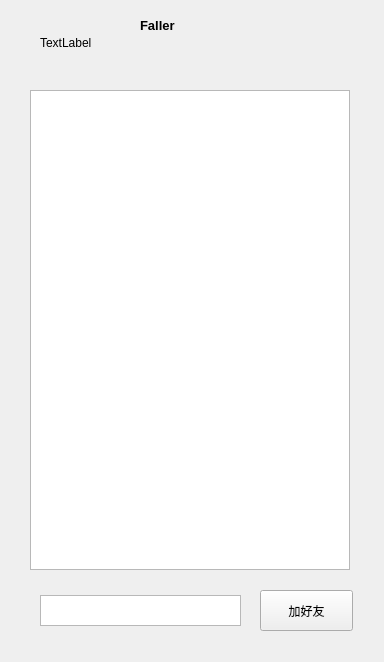
Above: friendlistform.ui from hellightning/QTencentClient before the change. Below: the same form after it.
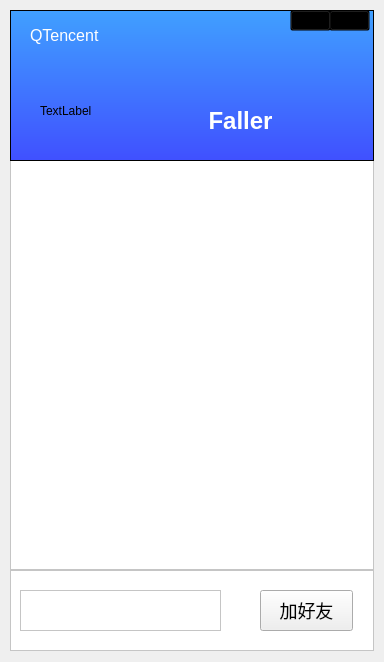
That is the form after the change. Icons and pictures are not drawn.

```diff
--- a/friendlistform.ui
+++ b/friendlistform.ui
@@ -13,71 +13,229 @@
   <property name="windowTitle">
    <string>Form</string>
   </property>
-  <widget class="QLabel" name="MyNicknameLabel">
-   <property name="geometry">
-    <rect>
-     <x>140</x>
-     <y>10</y>
-     <width>81</width>
-     <height>31</height>
-    </rect>
-   </property>
-   <property name="font">
-    <font>
-     <pointsize>10</pointsize>
-     <weight>75</weight>
-     <bold>true</bold>
-    </font>
-   </property>
-   <property name="text">
-    <string>Faller</string>
-   </property>
-  </widget>
+  <property name="styleSheet">
+   <string notr="true">样式
+QPushButton {
+	border-radius: 4px;
+    border: 1px solid gray;
+    background-color: white;
+}
+
+QPushButton:hover {
+    background-color: rgb(236, 245, 255);
+    border: 1px solid rgb(64, 158, 255);
+    color: rgb(64, 158, 255);
+}
+
+QPushButton:pressed {
+    background-color: rgb(236, 245, 255);
+    border: 1px solid rgb(64, 100, 255);
+    color: rgb(64, 100, 255);
+}
+
+QLineEdit {
+	border-radius: 4px;
+    border: 1px solid gray;
+}
+
+QLineEdit:focus {
+    border: 1px solid rgb(64, 100, 255);
+}
+
+
+</string>
+  </property>
   <widget class="QListWidget" name="friendsPool">
    <property name="geometry">
     <rect>
-     <x>30</x>
-     <y>90</y>
-     <width>320</width>
-     <height>480</height>
+     <x>0</x>
+     <y>159</y>
+     <width>384</width>
+     <height>411</height>
     </rect>
    </property>
+   <property name="styleSheet">
+    <string notr="true">QListWidget {
+   margin: 0 10px;
+   background-color: white;
+}</string>
+   </property>
   </widget>
-  <widget class="QPushButton" name="pushButton">
+  <widget class="QFrame" name="HeadFrame">
    <property name="geometry">
     <rect>
-     <x>260</x>
-     <y>590</y>
-     <width>93</width>
-     <height>41</height>
+     <x>0</x>
+     <y>0</y>
+     <width>384</width>
+     <height>161</height>
     </rect>
    </property>
-   <property name="text">
-    <string>加好友</string>
+   <property name="styleSheet">
+    <string notr="true">QFrame#HeadFrame{
+	margin: 10 10 0 10;
+	background-color: qlineargradient(spread:pad, x1:0, y1:1, x2:0, y2:0, stop:0 rgba(64, 80, 255, 255), stop:1 rgba(64, 160, 255, 255));
+}</string>
    </property>
-  </widget>
-  <widget class="QTextEdit" name="friendListEdit">
-   <property name="geometry">
-    <rect>
-     <x>40</x>
-     <y>595</y>
-     <width>201</width>
-     <height>31</height>
-    </rect>
+   <property name="frameShape">
+    <enum>QFrame::StyledPanel</enum>
    </property>
+   <property name="frameShadow">
+    <enum>QFrame::Raised</enum>
+   </property>
+   <widget class="QLabel" name="iconLabel">
+    <property name="geometry">
+     <rect>
+      <x>40</x>
+      <y>70</y>
+      <width>81</width>
+      <height>81</height>
+     </rect>
+    </property>
+    <property name="text">
+     <string>TextLabel</string>
+    </property>
+   </widget>
+   <widget class="QLabel" name="MyNicknameLabel">
+    <property name="geometry">
+     <rect>
+      <x>140</x>
+      <y>90</y>
+      <width>201</width>
+      <height>61</height>
+     </rect>
+    </property>
+    <property name="font">
+     <font>
+      <pointsize>18</pointsize>
+      <weight>75</weight>
+      <bold>true</bold>
+     </font>
+    </property>
+    <property name="styleSheet">
+     <string notr="true">color: white</string>
+    </property>
+    <property name="text">
+     <string>Faller</string>
+    </property>
+    <property name="alignment">
+     <set>Qt::AlignCenter</set>
+    </property>
+   </widget>
+   <widget class="QLabel" name="label">
+    <property name="geometry">
+     <rect>
+      <x>30</x>
+      <y>20</y>
+      <width>91</width>
+      <height>31</height>
+     </rect>
+    </property>
+    <property name="styleSheet">
+     <string notr="true">color: white;
+font-size: 16px;</string>
+    </property>
+    <property name="text">
+     <string>QTencent</string>
+    </property>
+   </widget>
+   <widget class="QPushButton" name="closebutton">
+    <property name="geometry">
+     <rect>
+      <x>329</x>
+      <y>10</y>
+      <width>41</width>
+      <height>21</height>
+     </rect>
+    </property>
+    <property name="styleSheet">
+     <string notr="true">QPushButton {
+	border-image: url(:/images/images/close.png);
+	background-color: rgba(0,0,0,0);
+}
+
+QPushButton:hover {
+    background-color: qlineargradient(spread:pad, x1:0, y1:0, x2:0, y2:1, stop:0 rgba(255, 0, 0, 255), stop:1 rgba(255, 106, 0, 255));
+}</string>
+    </property>
+    <property name="text">
+     <string/>
+    </property>
+   </widget>
+   <widget class="QPushButton" name="minimizebutton">
+    <property name="geometry">
+     <rect>
+      <x>290</x>
+      <y>10</y>
+      <width>41</width>
+      <height>21</height>
+     </rect>
+    </property>
+    <property name="styleSheet">
+     <string notr="true">QPushButton {
+	border-image: url(:/images/images/minimize.png);
+background-color: rgba(0,0,0,0);
+}
+
+QPushButton:hover {
+    background-color: qlineargradient(spread:pad, x1:0, y1:0, x2:0, y2:1, stop:0 rgba(200, 200, 200, 150), stop:1 rgba(220, 220, 220, 150));
+}</string>
+    </property>
+    <property name="text">
+     <string/>
+    </property>
+   </widget>
   </widget>
-  <widget class="QLabel" name="iconLabel">
+  <widget class="QFrame" name="FooterFrame">
    <property name="geometry">
     <rect>
-     <x>40</x>
-     <y>10</y>
-     <width>65</width>
-     <height>65</height>
+     <x>0</x>
+     <y>570</y>
+     <width>384</width>
+     <height>91</height>
     </rect>
    </property>
-   <property name="text">
-    <string>TextLabel</string>
+   <property name="styleSheet">
+    <string notr="true">QFrame {
+    margin: 0 10px 10px 10px;
+    background-color: white;
+}</string>
    </property>
+   <property name="frameShape">
+    <enum>QFrame::StyledPanel</enum>
+   </property>
+   <property name="frameShadow">
+    <enum>QFrame::Raised</enum>
+   </property>
+   <widget class="QTextEdit" name="friendListEdit">
+    <property name="geometry">
+     <rect>
+      <x>20</x>
+      <y>20</y>
+      <width>201</width>
+      <height>41</height>
+     </rect>
+    </property>
+    <property name="styleSheet">
+     <string notr="true">font-size: 15px;
+margin: 0;</string>
+    </property>
+   </widget>
+   <widget class="QPushButton" name="pushButton">
+    <property name="geometry">
+     <rect>
+      <x>260</x>
+      <y>20</y>
+      <width>93</width>
+      <height>41</height>
+     </rect>
+    </property>
+    <property name="styleSheet">
+     <string notr="true">font-size: 18px;</string>
+    </property>
+    <property name="text">
+     <string>加好友</string>
+    </property>
+   </widget>
   </widget>
  </widget>
  <resources/>
```
